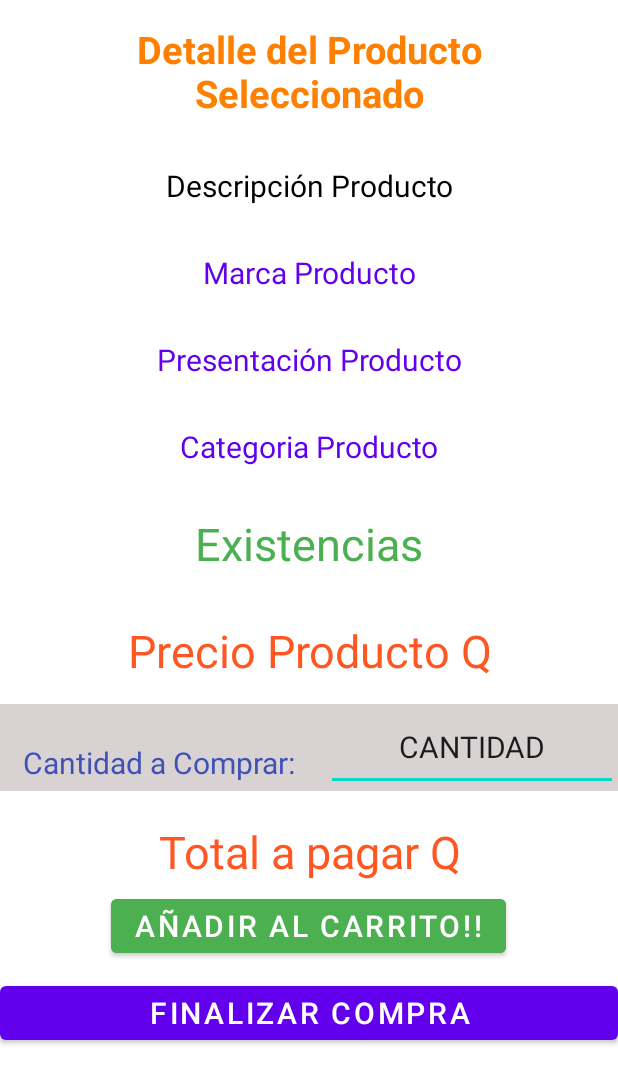
After one commit to AnnFlets/Kapa-Android, an Android app: the layout activity_infomacion_adicional_producto.xml on its own in the app's theme, with its tools: preview values and no code run, on a phone screen of 412 x 824 dp. The commit adds this screen. Shown: the top 1084 px of the screen. Run offline under Robolectric (Android 15) with nearby library versions, the light colour scheme and no system bars.

Commit message:
Actualizacion Pablo 15 Oct 2022

```diff
--- a/KAPA/app/src/main/java/com/krevolorio/myappkapa/basededatossw/productoDAO.java
+++ /dev/null
@@ -1,4 +0,0 @@
-package com.krevolorio.myappkapa.basededatossw;
-
-public class productoDAO {
-}
--- a/KAPA/app/src/main/java/com/krevolorio/myappkapa/basededatossw/productoVo.java
+++ /dev/null
@@ -1,4 +0,0 @@
-package com.krevolorio.myappkapa.basededatossw;
-
-public class productoVo {
-}
--- a/KAPA/app/src/main/java/com/krevolorio/myappkapa/complementos/Constantes.java
+++ b/KAPA/app/src/main/java/com/krevolorio/myappkapa/complementos/Constantes.java
@@ -2,4 +2,9 @@ package com.krevolorio.myappkapa.complementos;
 
 public class Constantes {
     public static final String IPSERVER =  "https://kapa2022.azurewebsites.net/";
+    public static final Integer INSERTARPRODUCTO =1;
+    public static final Integer BUSCARPRODUCTO = 2;
+    public static final Integer ELIMINARPRODUCTO = 3;
+    public static final Integer LISTARPRODUCTO=4;
+
 }
--- a/KAPA/app/src/main/java/com/krevolorio/myappkapa/complementos/ConsultasDAO.java
+++ b/KAPA/app/src/main/java/com/krevolorio/myappkapa/complementos/ConsultasDAO.java
@@ -8,5 +8,4 @@ public interface ConsultasDAO {
 
     public boolean registroSW(ClienteVO cvo, Context context);
 
-
 }
--- /dev/null
+++ b/KAPA/app/src/main/res/layout/activity_infomacion_adicional_producto.xml
@@ -0,0 +1,138 @@
+<?xml version="1.0" encoding="utf-8"?>
+<LinearLayout xmlns:android="http://schemas.android.com/apk/res/android"
+    android:layout_width="match_parent"
+    android:layout_height="match_parent"
+    android:orientation="vertical">
+
+    <TextView
+        android:id="@+id/textMarca"
+        android:layout_width="match_parent"
+        android:layout_height="wrap_content"
+        android:text="Detalle del Producto Seleccionado"
+        android:textColor="#FF8000"
+        android:textSize="25sp"
+        android:textStyle="bold"
+        android:textAlignment="center"
+        android:layout_margin="15sp"
+        />
+
+    <TextView
+        android:id="@+id/txt_descripcionProducto"
+        android:layout_width="match_parent"
+        android:textAlignment="center"
+        android:layout_height="wrap_content"
+        android:text="Descripción Producto"
+        android:layout_margin="15sp"
+        android:textSize="20sp"
+        android:textColor="@color/black"/>
+    <TextView
+        android:id="@+id/txt_marcaProducto"
+        android:layout_width="match_parent"
+        android:textAlignment="center"
+        android:layout_height="wrap_content"
+        android:text="Marca Producto"
+        android:layout_margin="15sp"
+        android:textSize="20sp"
+        android:textColor="@color/purple_500"/>
+
+    <TextView
+        android:id="@+id/txt_presentacionProducto"
+        android:layout_width="match_parent"
+        android:textAlignment="center"
+        android:layout_height="wrap_content"
+        android:text="Presentación Producto"
+        android:layout_margin="15sp"
+        android:textSize="20sp"
+        android:textColor="@color/purple_500"/>
+
+    <TextView
+        android:id="@+id/txt_categoriaProducto"
+        android:layout_width="match_parent"
+        android:textAlignment="center"
+        android:layout_height="wrap_content"
+        android:text="Categoria Producto"
+        android:layout_margin="15sp"
+        android:textSize="20sp"
+        android:textColor="@color/purple_500"/>
+
+    <TextView
+        android:id="@+id/txt_existenciaProducto"
+        android:layout_width="match_parent"
+        android:textAlignment="center"
+        android:layout_height="wrap_content"
+        android:text="Existencias"
+        android:layout_margin="15sp"
+        android:textSize="30sp"
+        android:textColor="#4CAF50"/>
+
+    <TextView
+        android:id="@+id/txt_precioProducto"
+        android:layout_width="match_parent"
+        android:textAlignment="center"
+        android:layout_height="wrap_content"
+        android:text="Precio Producto Q"
+        android:layout_margin="15sp"
+        android:textSize="30sp"
+        android:textColor="#FF5722"/>
+
+    <LinearLayout
+        android:layout_width="match_parent"
+        android:layout_height="wrap_content"
+        android:orientation="horizontal"
+        android:background="#D8D2D2"
+        >
+
+        <TextView
+            android:id="@+id/txt_cantidadCompraProducto"
+            android:layout_width="wrap_content"
+            android:layout_height="wrap_content"
+            android:text="Cantidad a Comprar: "
+            android:layout_margin="15sp"
+            android:textSize="20sp"
+            android:textColor="#3F51B5"/>
+
+        <EditText
+            android:id="@+id/edt_cantidadCompraProducto"
+            android:layout_width="match_parent"
+            android:layout_height="match_parent"
+            android:inputType="number"
+            android:text="CANTIDAD"
+            android:textSize="20sp"
+            android:textAlignment="center"
+            />
+
+    </LinearLayout>
+
+    <TextView
+        android:id="@+id/txt_total_a_pagar_Producto"
+        android:layout_width="match_parent"
+        android:textAlignment="center"
+        android:layout_height="wrap_content"
+        android:text="Total a pagar Q"
+        android:textSize="30sp"
+        android:textColor="#FF5722"
+        android:paddingTop="20sp"/>
+
+    <Button
+    android:id="@+id/btn_añadirCarrito"
+    android:layout_width="wrap_content"
+    android:layout_height="wrap_content"
+    android:textAlignment="center"
+    android:tooltipText="Añadir al carrito"
+    android:text="Añadir al Carrito!!"
+    android:textSize="20sp"
+    android:layout_marginTop="5sp"
+    android:backgroundTint="#4CAF50"
+    android:layout_gravity="center"
+    />
+    <Button
+        android:id="@+id/btn_finalizarCompra"
+        android:layout_width="match_parent"
+        android:layout_height="wrap_content"
+        android:textAlignment="center"
+        android:tooltipText="Finalizar Compra"
+        android:text="Finalizar Compra"
+        android:textSize="20sp"
+        android:layout_marginTop="10sp"
+        />
+</LinearLayout>
```
Also changed, not shown: KAPA/app/src/main/java/com/krevolorio/myappkapa/MainActivity.java (+69 -1 lines), KAPA/app/src/main/java/com/krevolorio/myappkapa/basededatossw/ProductoDAO.java (added, +141 -0 lines), KAPA/app/src/main/java/com/krevolorio/myappkapa/basededatossw/ProductoVO.java (added, +137 -0 lines), KAPA/app/src/main/java/com/krevolorio/myappkapa/complementos/AdaptadorRecylerProducto.java (added, +81 -0 lines), KAPA/app/src/main/java/com/krevolorio/myappkapa/complementos/ConsultasProductoDAO.java (added, +19 -0 lines), KAPA/app/src/main/res/layout/activity_main.xml (+36 -15 lines), KAPA/app/src/main/res/layout/recycler_item_producto.xml (added, +58 -0 lines).
